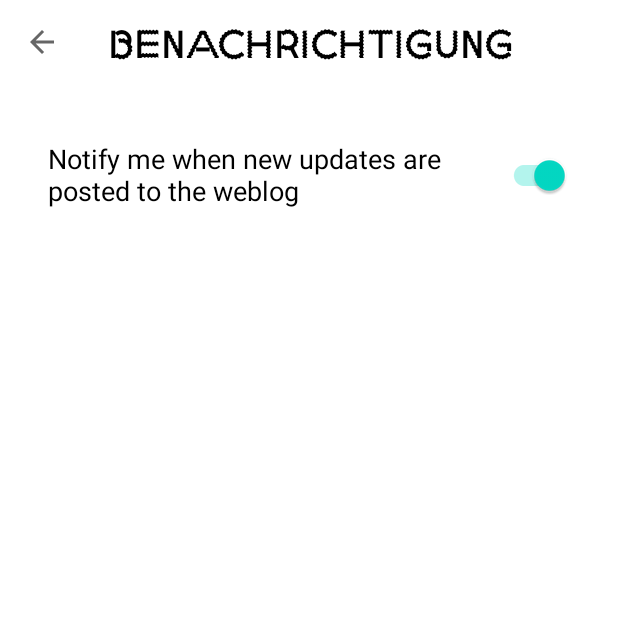
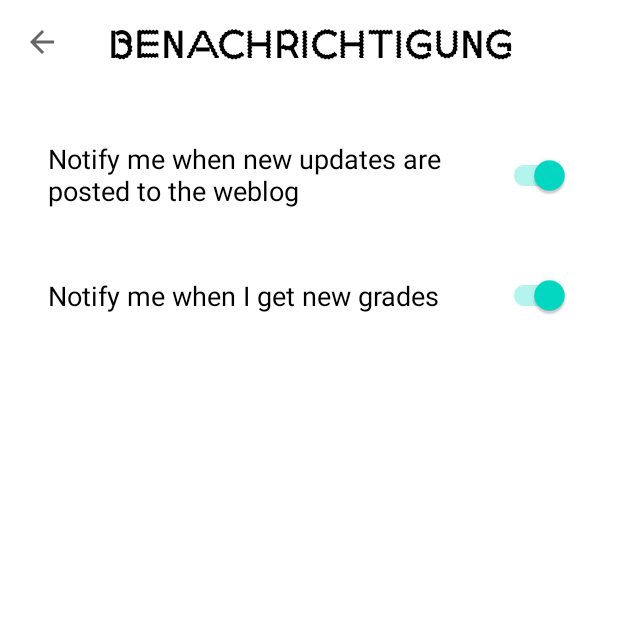
Before and after one commit to naresh97/ei-weblog-android, an Android app: the screen it shows after launch (NotificationSettingsActivity), in the options menu, after a tap on "Benachrichtigung", on a phone screen of 412 x 824 dp, the top half of it. Run offline under Robolectric (Android 15) with nearby library versions, the phone set to English and light mode, and no system bars; our stand-ins replace Volley; network calls fail; 1 statement that could not run was skipped.

Commit message:
implemented exam grades and notifications

```diff
--- a/app/src/main/java/com/nareshkumarrao/eiweblog/MainActivity.kt
+++ b/app/src/main/java/com/nareshkumarrao/eiweblog/MainActivity.kt
@@ -35,6 +35,7 @@ class MainActivity : AppCompatActivity() {
         setSupportActionBar(myToolbar)
 
         Utilities.createNotificationChannel(this)
+        HISUtility.createNotificationChannel(this)
 
         val uploadWorkRequest: WorkRequest =
             PeriodicWorkRequestBuilder<UpdateWorker>(1, TimeUnit.HOURS)
@@ -42,8 +43,6 @@ class MainActivity : AppCompatActivity() {
         WorkManager.getInstance(this).enqueue(uploadWorkRequest)
 
         Utilities.fetchRepoReleaseInformation(this, ::repoReleaseCallback)
-
-
     }
 
     private fun repoReleaseCallback(version: String, log: String, url: String?){
@@ -97,4 +96,8 @@ class MainActivity : AppCompatActivity() {
         val intent = Intent(this, AboutActivity::class.java)
         startActivity(intent)
     }
+
+    fun showGrades(item: MenuItem){
+        startActivity(Intent(this, GradesActivity::class.java))
+    }
 }
--- a/app/src/main/java/com/nareshkumarrao/eiweblog/NotificationSettingsActivity.kt
+++ b/app/src/main/java/com/nareshkumarrao/eiweblog/NotificationSettingsActivity.kt
@@ -18,16 +18,25 @@ class NotificationSettingsActivity : AppCompatActivity() {
         supportActionBar?.setDisplayShowTitleEnabled(false)
 
         val sharedPref = getSharedPreferences(getString(R.string.preference_file_key), Context.MODE_PRIVATE)
-        val weblogResponse = sharedPref?.getBoolean(getString(R.string.enable_notifications_key), true)
 
-        val notificationSwitch = findViewById<SwitchCompat>(R.id.notification_switch)
-        notificationSwitch.isChecked = weblogResponse!!
-        notificationSwitch.setOnCheckedChangeListener { _, isChecked ->
+        val weblogResponse = sharedPref?.getBoolean(getString(R.string.enable_weblog_notifications_key), true)
+        val weblogNotificationSwitch = findViewById<SwitchCompat>(R.id.weblog_notification_switch)
+        weblogNotificationSwitch.isChecked = weblogResponse!!
+        weblogNotificationSwitch.setOnCheckedChangeListener { _, isChecked ->
             with(sharedPref.edit()) {
-                putBoolean(getString(R.string.enable_notifications_key), isChecked)
+                putBoolean(getString(R.string.enable_weblog_notifications_key), isChecked)
                 apply()
             }
-            //Toast.makeText(this, "Notifications are set to $isChecked", Toast.LENGTH_SHORT).show()
+        }
+
+        val gradeResponse = sharedPref.getBoolean(getString(R.string.enable_grades_notifications_key), true)
+        val gradeNotificationSwitch = findViewById<SwitchCompat>(R.id.grades_notification_switch)
+        gradeNotificationSwitch.isChecked = gradeResponse
+        gradeNotificationSwitch.setOnCheckedChangeListener { _, isChecked ->
+            with(sharedPref.edit()) {
+                putBoolean(getString(R.string.enable_grades_notifications_key), isChecked)
+                apply()
+            }
         }
 
 
--- a/app/src/main/java/com/nareshkumarrao/eiweblog/Utilities.kt
+++ b/app/src/main/java/com/nareshkumarrao/eiweblog/Utilities.kt
@@ -54,8 +54,6 @@ internal object Utilities {
                             apply()
                         }
                     }
-
-
 
                     val parser: XmlPullParser = Xml.newPullParser()
                     parser.setFeature(XmlPullParser.FEATURE_PROCESS_NAMESPACES, false)
@@ -140,7 +138,7 @@ internal object Utilities {
         }
         val pendingIntent: PendingIntent = PendingIntent.getActivity(context, 0, intent, 0)
 
-        val builder = NotificationCompat.Builder(context!!, context.getString(R.string.channel_id))
+        val builder = NotificationCompat.Builder(context!!, context.getString(R.string.weblog_notification_channel_id))
             .setSmallIcon(R.drawable.ic_stat_name)
             .setContentTitle(article.title)
             .setStyle(NotificationCompat.BigTextStyle()
@@ -158,10 +156,10 @@ internal object Utilities {
 
     fun createNotificationChannel(context: Context?){
         if (Build.VERSION.SDK_INT >= Build.VERSION_CODES.O) {
-            val name = context?.getString(R.string.channel_name)
-            val descriptionText = context?.getString(R.string.channel_description)
+            val name = context?.getString(R.string.weblog_notification_channel_name)
+            val descriptionText = context?.getString(R.string.weblog_notification_channel_description)
             val importance = NotificationManager.IMPORTANCE_DEFAULT
-            val channel = NotificationChannel(context?.getString(R.string.channel_id), name, importance).apply {
+            val channel = NotificationChannel(context?.getString(R.string.weblog_notification_channel_id), name, importance).apply {
                 description = descriptionText
             }
             val notificationManager: NotificationManager = context?.getSystemService(Context.NOTIFICATION_SERVICE) as NotificationManager
--- a/app/src/main/res/layout/activity_about.xml
+++ b/app/src/main/res/layout/activity_about.xml
@@ -14,8 +14,6 @@
         app:contentInsetStart="0px"
         app:layout_constraintStart_toStartOf="parent"
         app:layout_constraintTop_toTopOf="parent">
-
-
 
         <TextView
             android:layout_width="wrap_content"
--- a/app/src/main/res/layout/activity_notification_settings.xml
+++ b/app/src/main/res/layout/activity_notification_settings.xml
@@ -14,8 +14,6 @@
         app:contentInsetStart="0px"
         app:layout_constraintStart_toStartOf="parent"
         app:layout_constraintTop_toTopOf="parent">
-
-
 
         <TextView
             android:layout_width="wrap_content"
@@ -34,7 +32,7 @@
     </androidx.appcompat.widget.Toolbar>
 
     <androidx.appcompat.widget.SwitchCompat
-        android:id="@+id/notification_switch"
+        android:id="@+id/weblog_notification_switch"
         android:layout_width="wrap_content"
         android:layout_height="wrap_content"
         android:layout_marginEnd="32dp"
@@ -53,11 +51,34 @@
         android:layout_marginTop="32dp"
         android:layout_marginEnd="32dp"
         android:layout_marginRight="32dp"
-        android:text="@string/enable_notifications"
+        android:text="@string/enable_weblog_notifications_text"
         android:textColor="@color/black"
         android:textSize="18sp"
-        app:layout_constraintEnd_toStartOf="@+id/notification_switch"
+        app:layout_constraintEnd_toStartOf="@+id/weblog_notification_switch"
         app:layout_constraintStart_toStartOf="parent"
         app:layout_constraintTop_toBottomOf="@+id/notification_toolbar" />
 
+    <TextView
+        android:layout_width="0dp"
+        android:layout_height="wrap_content"
+        android:text="@string/enable_grades_notifications_text"
+        android:textColor="@color/black"
+        android:textSize="18sp"
+        app:layout_constraintBottom_toBottomOf="@+id/grades_notification_switch"
+        app:layout_constraintEnd_toEndOf="@+id/textView4"
+        app:layout_constraintHorizontal_bias="0.0"
+        app:layout_constraintStart_toStartOf="@+id/textView4"
+        app:layout_constraintTop_toTopOf="@+id/grades_notification_switch" />
+
+    <androidx.appcompat.widget.SwitchCompat
+        android:id="@+id/grades_notification_switch"
+        android:layout_width="wrap_content"
+        android:layout_height="wrap_content"
+        android:layout_marginTop="32dp"
+        android:checked="false"
+        app:layout_constraintEnd_toEndOf="@+id/weblog_notification_switch"
+        app:layout_constraintHorizontal_bias="0.0"
+        app:layout_constraintStart_toStartOf="@+id/weblog_notification_switch"
+        app:layout_constraintTop_toBottomOf="@+id/weblog_notification_switch" />
+
 </androidx.constraintlayout.widget.ConstraintLayout>
--- a/app/src/main/res/menu/toolbar_menu.xml
+++ b/app/src/main/res/menu/toolbar_menu.xml
@@ -9,4 +9,9 @@
         android:onClick="showAbout"
         android:title="@string/about"
         app:showAsAction="never" />
+
+    <item
+        android:onClick="showGrades"
+        android:title="@string/grades_title"
+        app:showAsAction="never" />
 </menu>
--- a/app/src/main/res/values/colors.xml
+++ b/app/src/main/res/values/colors.xml
@@ -1,7 +1,6 @@
 <?xml version="1.0" encoding="utf-8"?>
 <resources>
     <color name="fh_red">#E60028</color>
-    <color name="purple_500">#FF6200EE</color>
     <color name="purple_700">#FF3700B3</color>
     <color name="teal_200">#FF03DAC5</color>
     <color name="teal_700">#FF018786</color>
--- a/app/src/main/res/values/strings.xml
+++ b/app/src/main/res/values/strings.xml
@@ -24,15 +24,34 @@
         as contained within the terms of the GPLv3 license. More information about the license and the
         source code of this project can be found on its GitHub repository.
     </string>
-    <string name="channel_name" translatable="false">EI Weblog Notifications</string>
-    <string name="channel_description" translatable="false">Latest updates from the EI Weblog</string>
-    <string name="channel_id" translatable="false">com.nareshkumarrao.eiweblog.update</string>
+    <string name="weblog_notification_channel_name" translatable="false">EI Weblog Notifications</string>
+    <string name="weblog_notification_channel_description" translatable="false">Latest updates from the EI Weblog</string>
+    <string name="weblog_notification_channel_id" translatable="false">com.nareshkumarrao.eiweblog.weblogupdate</string>
     <string name="notifications_title">Benachrichtigung</string>
-    <string name="enable_notifications">Notify me when new updates are posted to the weblog</string>
-    <string name="enable_notifications_key" translatable="false">com.nareshkumarrao.notifications.key</string>
+    <string name="enable_weblog_notifications_text">Notify me when new updates are posted to the weblog</string>
+    <string name="enable_weblog_notifications_key" translatable="false">com.nareshkumarrao.weblog_notifications.key</string>
     <string name="github_repository" translatable="false">GitHub Repository</string>
     <string name="github_api_releases" translatable="false">https://api.github.com/repos/naresh97/ei-weblog-android/releases</string>
     <string name="update_dialog">New version of app available</string>
     <string name="download">Download</string>
     <string name="cancel">Cancel</string>
+    <string name="ossc_login_post" translatable="false"><![CDATA[https://ossc.hs-duesseldorf.de/qisserver/rds?state=user&type=1&category=auth.login&startpage=portal.vm&breadCrumbSource=portal]]></string>
+    <string name="ossc_select_noten" translatable="false"><![CDATA[https://ossc.hs-duesseldorf.de/qisserver/rds?state=change&type=1&moduleParameter=studyPOSMenu&nextdir=change&next=menu.vm&subdir=applications&xml=menu&purge=y&navigationPosition=functions%2CstudyPOSMenu&breadcrumb=studyPOSMenu&topitem=functions&subitem=studyPOSMenu]]></string>
+    <string name="exam_rows_key" translatable="false">exam_rows</string>
+    <string name="username_key" translatable="false">username_key</string>
+    <string name="password_key" translatable="false">password_key</string>
+    <string name="username">Username</string>
+    <string name="password">Password</string>
+    <string name="grades_title">Notenspiegel</string>
+    <string name="versuch">Versuch:</string>
+    <string name="pruefungsdatum">Prüfungsdatum:</string>
+    <string name="login">Anmelden</string>
+    <string name="exam_results_notification">New exam results out!</string>
+    <string name="grades_notification_channel_name">Exam Results</string>
+    <string name="grades_notification_channel_description">Notification when you get a new exam result</string>
+    <string name="grades_notification_channel_id" translatable="false">com.nareshkumarrao.eiweblog.grades</string>
+    <string name="enable_grades_notifications_text">Notify me when I get new grades</string>
+    <string name="enable_grades_notifications_key" translatable="false">com.nareshkumarrao.eiweblog.grades_notifications.key</string>
+    <string name="login_dialog_title">Login to OSSC</string>
+    <string name="error">ERROR!</string>
 </resources>
--- a/app/src/main/res/values/themes.xml
+++ b/app/src/main/res/values/themes.xml
@@ -2,7 +2,7 @@
     <!-- Base application theme. -->
     <style name="Theme.EIWeblog" parent="Theme.MaterialComponents.Light.DarkActionBar">
         <!-- Primary brand color. -->
-        <item name="colorPrimary">@color/purple_500</item>
+        <item name="colorPrimary">@color/fh_red</item>
         <item name="colorPrimaryVariant">@color/purple_700</item>
         <item name="colorOnPrimary">@color/black</item>
         <!-- Secondary brand color. -->
```
Also changed, not shown: app/build.gradle (+5 -4 lines), app/src/main/AndroidManifest.xml (+8 -4 lines), app/src/main/java/com/nareshkumarrao/eiweblog/GradesActivity.kt (added, +113 -0 lines), app/src/main/java/com/nareshkumarrao/eiweblog/HISUtility.kt (added, +173 -0 lines), app/src/main/java/com/nareshkumarrao/eiweblog/UpdateWorker.kt (+15 -4 lines), app/src/main/java/com/nareshkumarrao/eiweblog/ui/main/ItemGradesAdapter.kt (added, +46 -0 lines), app/src/main/res/layout/activity_grades.xml (added, +54 -0 lines), app/src/main/res/layout/dialog_login.xml (added, +64 -0 lines), app/src/main/res/layout/item_grades.xml (added, +79 -0 lines), 3 other files.
